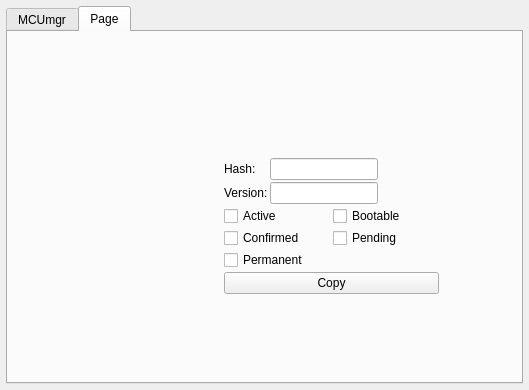
The window that plugins/mcumgr/form.ui (thedjnK/AuTerm) describes before a commit, drawn with Qt 5.
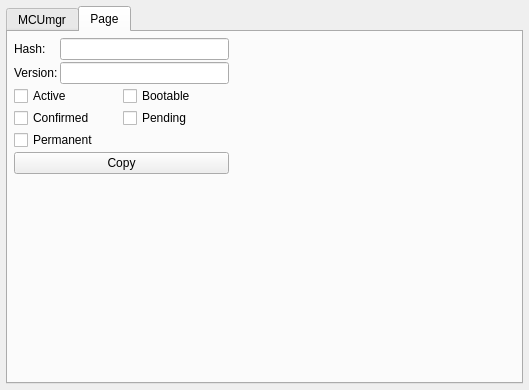
The same window after the commit. The open tabs and pages were chosen to show the change. Custom widgets are drawn as their Qt base class.

Commit message: plugins: mcumgr: Fix more of qt's screwup with screwing up objects in some versions of qt

```diff
--- a/plugins/mcumgr/form.ui
+++ b/plugins/mcumgr/form.ui
@@ -2374,10 +2374,10 @@
       <widget class="QWidget" name="verticalLayoutWidget">
        <property name="geometry">
         <rect>
-         <x>210</x>
-         <y>120</y>
+         <x>2</x>
+         <y>2</y>
          <width>229</width>
-         <height>196</height>
+         <height>182</height>
         </rect>
        </property>
        <layout class="QVBoxLayout" name="verticalLayout">
@@ -2385,21 +2385,21 @@
          <number>2</number>
         </property>
         <property name="leftMargin">
-         <number>6</number>
+         <number>4</number>
         </property>
         <property name="topMargin">
-         <number>6</number>
+         <number>4</number>
         </property>
         <property name="rightMargin">
-         <number>8</number>
+         <number>10</number>
         </property>
         <property name="bottomMargin">
-         <number>6</number>
+         <number>4</number>
         </property>
         <item>
          <layout class="QFormLayout" name="formLayout">
           <property name="fieldGrowthPolicy">
-           <enum>QFormLayout::FieldsStayAtSizeHint</enum>
+           <enum>QFormLayout::FieldGrowthPolicy::ExpandingFieldsGrow</enum>
           </property>
           <property name="horizontalSpacing">
            <number>2</number>
```
Left out of the diff: 90 changed lines with no effect on the pictures. The commit also changes 2 other files.
